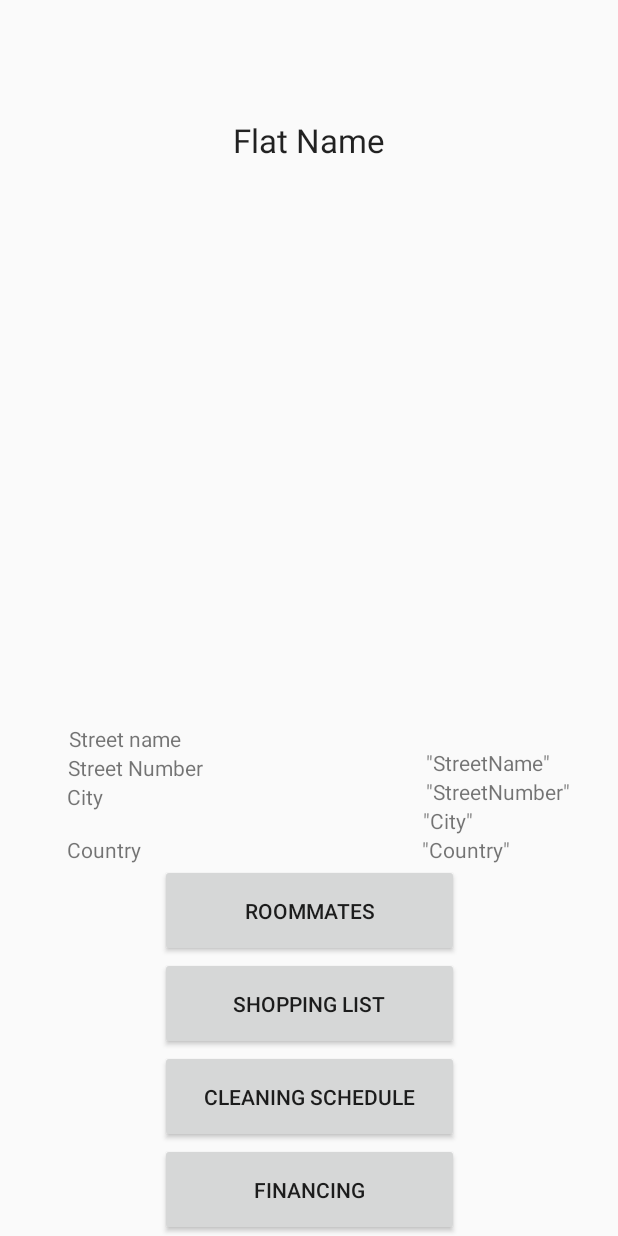
After one commit to sw20-tug/MA-Afternoon-1, an Android app: the layout flat_overview.xml on its own in the app's theme, with its tools: preview values and no code run, on a phone screen of 412 x 824 dp. The commit adds this screen. Run offline under Robolectric (Android 15) with nearby library versions, the phone set to English and light mode, and no system bars.

Commit message:
FLAT-002 UI for the Flat-Overview [YP,GB]

```diff
--- /dev/null
+++ b/app/src/main/res/layout/flat_overview.xml
@@ -0,0 +1,166 @@
+<?xml version="1.0" encoding="utf-8"?>
+<androidx.constraintlayout.widget.ConstraintLayout xmlns:android="http://schemas.android.com/apk/res/android"
+    xmlns:app="http://schemas.android.com/apk/res-auto"
+    xmlns:tools="http://schemas.android.com/tools"
+    android:layout_width="match_parent"
+    android:layout_height="match_parent"
+    tools:context=".MainActivity">
+
+    <TextView
+        android:id="@+id/textView"
+        android:layout_width="119dp"
+        android:layout_height="43dp"
+        android:gravity="center"
+        android:text="@string/flat_name"
+        android:textAppearance="@style/TextAppearance.AppCompat.Large"
+        app:layout_constraintBottom_toBottomOf="parent"
+        app:layout_constraintLeft_toLeftOf="parent"
+        app:layout_constraintRight_toRightOf="parent"
+        app:layout_constraintTop_toTopOf="parent"
+        app:layout_constraintVertical_bias="0.092" />
+
+    <Button
+        android:id="@+id/btn_room_mates"
+        android:layout_width="199dp"
+        android:layout_height="62dp"
+        android:text="@string/room_mates"
+        app:layout_constraintBottom_toTopOf="@+id/btn_shopping_list"
+        app:layout_constraintEnd_toEndOf="parent"
+        app:layout_constraintStart_toStartOf="parent"
+        app:layout_constraintTop_toBottomOf="@+id/tv_flat_name"
+        app:layout_constraintVertical_bias="0.967" />
+
+    <Button
+        android:id="@+id/btn_shopping_list"
+        android:layout_width="199dp"
+        android:layout_height="62dp"
+        android:text="@string/shopping_list"
+        app:layout_constraintBottom_toTopOf="@+id/btn_cleaning_schedule"
+        app:layout_constraintEnd_toEndOf="parent"
+        app:layout_constraintStart_toStartOf="parent"
+        app:layout_constraintTop_toBottomOf="@+id/tv_flat_name"
+        app:layout_constraintVertical_bias="0.97" />
+
+    <Button
+        android:id="@+id/btn_cleaning_schedule"
+        android:layout_width="199dp"
+        android:layout_height="62dp"
+        android:layout_marginTop="308dp"
+        android:text="@string/cleaning_schedule"
+        app:layout_constraintBottom_toTopOf="@+id/btn_financing"
+        app:layout_constraintEnd_toEndOf="parent"
+        app:layout_constraintStart_toStartOf="parent"
+        app:layout_constraintTop_toBottomOf="@+id/tv_flat_name"
+        app:layout_constraintVertical_bias="0.906" />
+
+    <Button
+        android:id="@+id/btn_financing"
+        android:layout_width="199dp"
+        android:layout_height="62dp"
+        android:text="@string/financing"
+        app:layout_constraintBottom_toBottomOf="parent"
+        app:layout_constraintEnd_toEndOf="parent"
+        app:layout_constraintStart_toStartOf="parent"
+        app:layout_constraintTop_toBottomOf="@+id/tv_flat_name"
+        app:layout_constraintVertical_bias="0.866" />
+
+    <TextView
+        android:id="@+id/tv_street_name"
+        android:layout_width="wrap_content"
+        android:layout_height="wrap_content"
+        android:layout_marginTop="24dp"
+        android:text="@string/street_name"
+        app:layout_constraintBottom_toTopOf="@+id/tv_street_number"
+        app:layout_constraintEnd_toStartOf="@+id/tv_street_name_value"
+        app:layout_constraintHorizontal_bias="0.219"
+        app:layout_constraintStart_toStartOf="parent"
+        app:layout_constraintTop_toBottomOf="@+id/tv_flat_name"
+        app:layout_constraintVertical_bias="0.0" />
+
+    <TextView
+        android:id="@+id/tv_street_name_value"
+        android:layout_width="wrap_content"
+        android:layout_height="wrap_content"
+        android:layout_marginTop="24dp"
+        android:text='"StreetName"'
+        app:layout_constraintBottom_toTopOf="@+id/tv_street_number_value"
+        app:layout_constraintEnd_toEndOf="parent"
+        app:layout_constraintHorizontal_bias="0.862"
+        app:layout_constraintStart_toStartOf="parent"
+        app:layout_constraintTop_toBottomOf="@+id/tv_flat_name"
+        app:layout_constraintVertical_bias="0.0" />
+
+    <TextView
+        android:id="@+id/tv_street_number"
+        android:layout_width="wrap_content"
+        android:layout_height="wrap_content"
+        android:text="@string/stree_number"
+        app:layout_constraintBottom_toTopOf="@+id/tv_city"
+        app:layout_constraintEnd_toStartOf="@+id/tv_street_number_value"
+        app:layout_constraintHorizontal_bias="0.234"
+        app:layout_constraintStart_toStartOf="parent"
+        app:layout_constraintTop_toBottomOf="@+id/tv_flat_name"
+        app:layout_constraintVertical_bias="0.734" />
+
+    <TextView
+        android:id="@+id/tv_street_number_value"
+        android:layout_width="wrap_content"
+        android:layout_height="wrap_content"
+        android:text='"StreetNumber"'
+        app:layout_constraintBottom_toTopOf="@+id/tv_city_value"
+        app:layout_constraintEnd_toEndOf="parent"
+        app:layout_constraintHorizontal_bias="0.898"
+        app:layout_constraintStart_toStartOf="parent"
+        app:layout_constraintTop_toBottomOf="@+id/tv_flat_name"
+        app:layout_constraintVertical_bias="0.728" />
+
+    <TextView
+        android:id="@+id/tv_city"
+        android:layout_width="wrap_content"
+        android:layout_height="wrap_content"
+        android:layout_marginBottom="16dp"
+        android:text="@string/city"
+        app:layout_constraintBottom_toTopOf="@+id/tv_country"
+        app:layout_constraintEnd_toStartOf="@+id/tv_city_value"
+        app:layout_constraintHorizontal_bias="0.172"
+        app:layout_constraintStart_toStartOf="parent"
+        app:layout_constraintTop_toBottomOf="@+id/tv_flat_name"
+        app:layout_constraintVertical_bias="0.893" />
+
+    <TextView
+        android:id="@+id/tv_city_value"
+        android:layout_width="wrap_content"
+        android:layout_height="wrap_content"
+        android:text='"City"'
+        app:layout_constraintBottom_toTopOf="@+id/tv_country_value"
+        app:layout_constraintEnd_toEndOf="parent"
+        app:layout_constraintHorizontal_bias="0.746"
+        app:layout_constraintStart_toStartOf="parent"
+        app:layout_constraintTop_toBottomOf="@+id/tv_flat_name"
+        app:layout_constraintVertical_bias="0.802" />
+
+    <TextView
+        android:id="@+id/tv_country"
+        android:layout_width="wrap_content"
+        android:layout_height="wrap_content"
+        android:text="@string/country"
+        app:layout_constraintBottom_toTopOf="@+id/btn_room_mates"
+        app:layout_constraintEnd_toStartOf="@+id/tv_country_value"
+        app:layout_constraintHorizontal_bias="0.193"
+        app:layout_constraintStart_toStartOf="parent"
+        app:layout_constraintTop_toBottomOf="@+id/tv_flat_name"
+        app:layout_constraintVertical_bias="0.698" />
+
+    <TextView
+        android:id="@+id/tv_country_value"
+        android:layout_width="wrap_content"
+        android:layout_height="wrap_content"
+        android:text='"Country"'
+        app:layout_constraintBottom_toTopOf="@+id/btn_room_mates"
+        app:layout_constraintEnd_toEndOf="parent"
+        app:layout_constraintHorizontal_bias="0.798"
+        app:layout_constraintStart_toStartOf="parent"
+        app:layout_constraintTop_toBottomOf="@+id/tv_flat_name"
+        app:layout_constraintVertical_bias="0.698" />
+
+</androidx.constraintlayout.widget.ConstraintLayout>
--- a/app/src/main/res/values/strings.xml
+++ b/app/src/main/res/values/strings.xml
@@ -2,4 +2,12 @@
     <string name="app_name">FlatShareApp</string>
     <string name="street_name">Street name</string>
     <string name="fill_out_data_about_your_flat">Fill out data about your FLAT</string>
+    <string name="flat_name">Flat Name</string>
+    <string name="stree_number">Street Number</string>
+    <string name="city">City</string>
+    <string name="country">Country</string>
+    <string name="room_mates">Roommates</string>
+    <string name="cleaning_schedule">Cleaning Schedule</string>
+    <string name="shopping_list">Shopping List</string>
+    <string name="financing">Financing</string>
 </resources>
```
